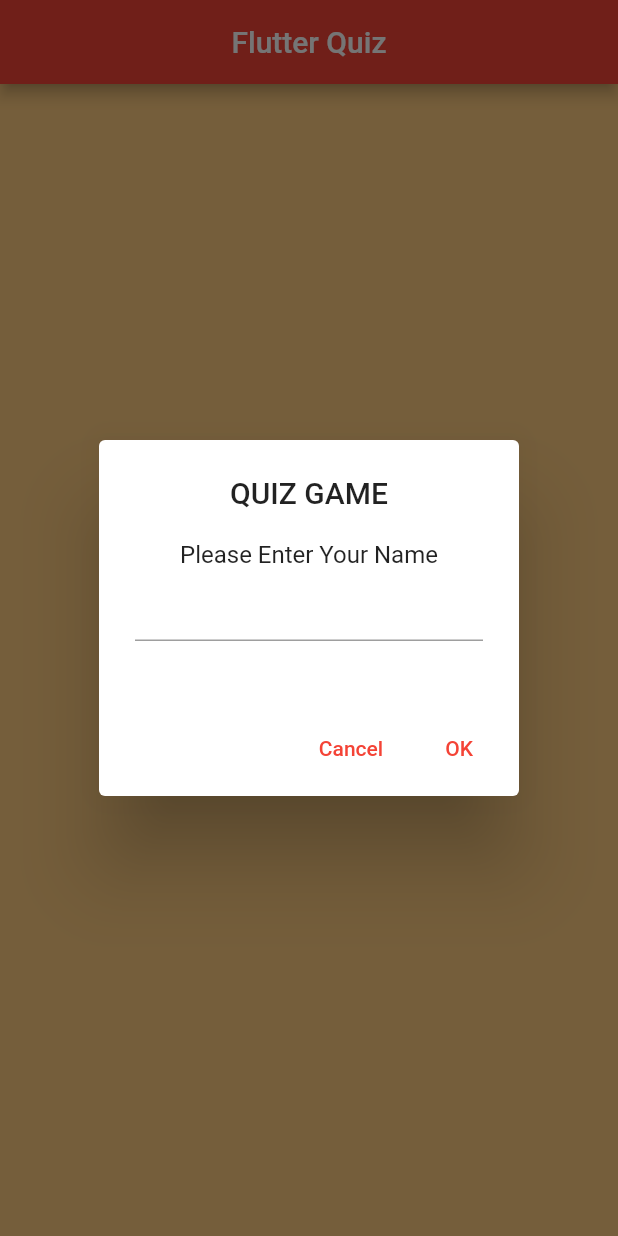
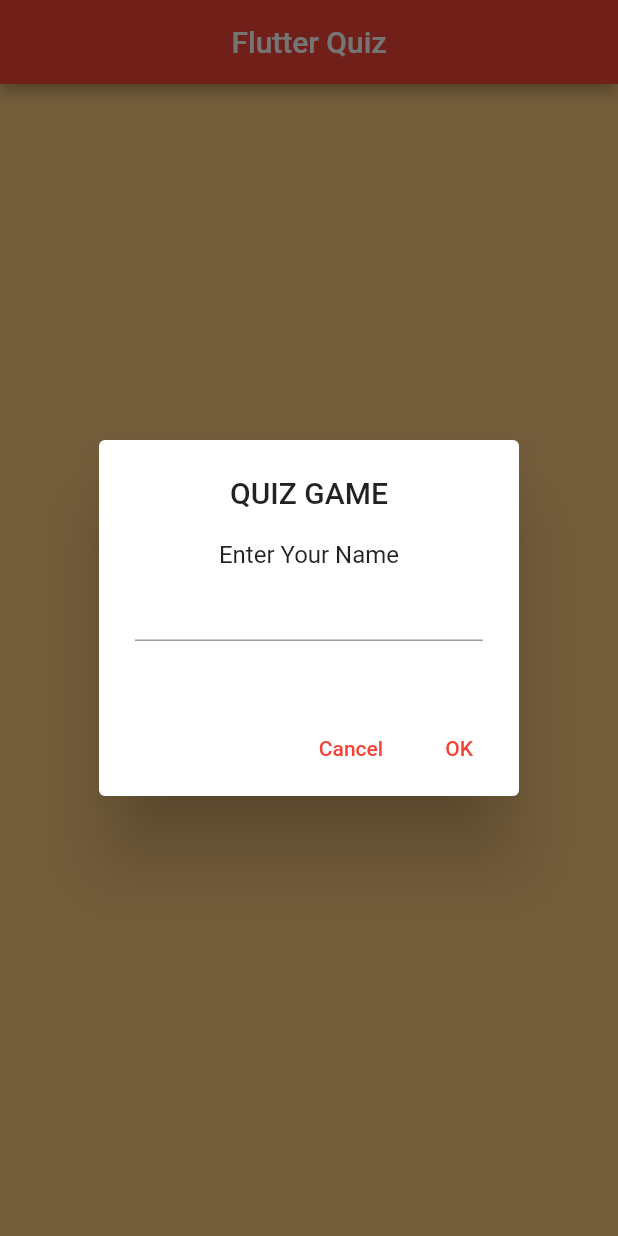
Before and after one commit to dvimukthi/Flutter_Quiz_App, a Flutter app: the screen it shows after launch, after a tap on "Start Game", on a phone screen of 412 x 824 dp. Run offline on Flutter 3.47's test engine with Material 2 defaults, Android fonts, the phone set to English and light mode, and no system bars; our stand-ins replace fluttertoast, get, percent_indicator.

Commit message:
SizedBox Text

```diff
--- a/lib/main.dart
+++ b/lib/main.dart
@@ -49,7 +49,7 @@ class _MyHomePageState extends State<MyHomePage> {
           height: MediaQuery.of(context).size.height * 0.1,
           child: Column(
             children: [
-              const Text('Please Enter Your Name'),
+              const Text('Enter Your Name'),
               TextField(
                 controller: nameController,
               ),
```
